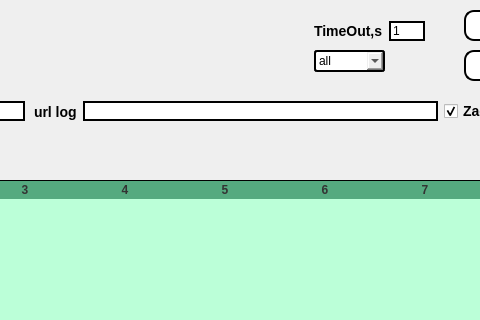
Old version of the form window.ui in the repository biggvladik/GrabberGolf; both pictures show x 456 to 936 and y 0 to 320 of the 1018 by 811 pixel window.
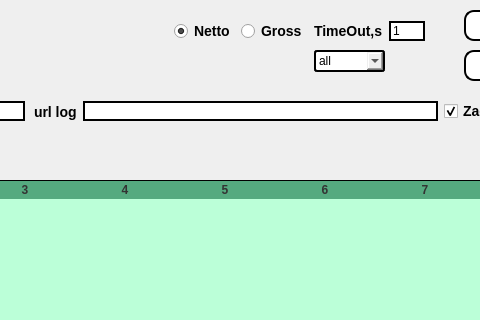
New version of the form.

Commit message: version 1.5 добавил режим gross

Patch:
```diff
--- a/window.ui
+++ b/window.ui
@@ -641,6 +641,41 @@
      </item>
     </layout>
    </widget>
+   <widget class="QWidget" name="">
+    <property name="geometry">
+     <rect>
+      <x>630</x>
+      <y>20</y>
+      <width>133</width>
+      <height>23</height>
+     </rect>
+    </property>
+    <layout class="QHBoxLayout" name="horizontalLayout">
+     <item>
+      <widget class="QRadioButton" name="radioButton">
+       <property name="styleSheet">
+        <string notr="true">font: bold 14px;</string>
+       </property>
+       <property name="text">
+        <string>Netto</string>
+       </property>
+       <property name="checked">
+        <bool>true</bool>
+       </property>
+      </widget>
+     </item>
+     <item>
+      <widget class="QRadioButton" name="radioButton_2">
+       <property name="styleSheet">
+        <string notr="true">font: bold 14px;</string>
+       </property>
+       <property name="text">
+        <string>Gross</string>
+       </property>
+      </widget>
+     </item>
+    </layout>
+   </widget>
   </widget>
   <widget class="QStatusBar" name="statusbar"/>
  </widget>
```
The commit also changes 7 other files.
